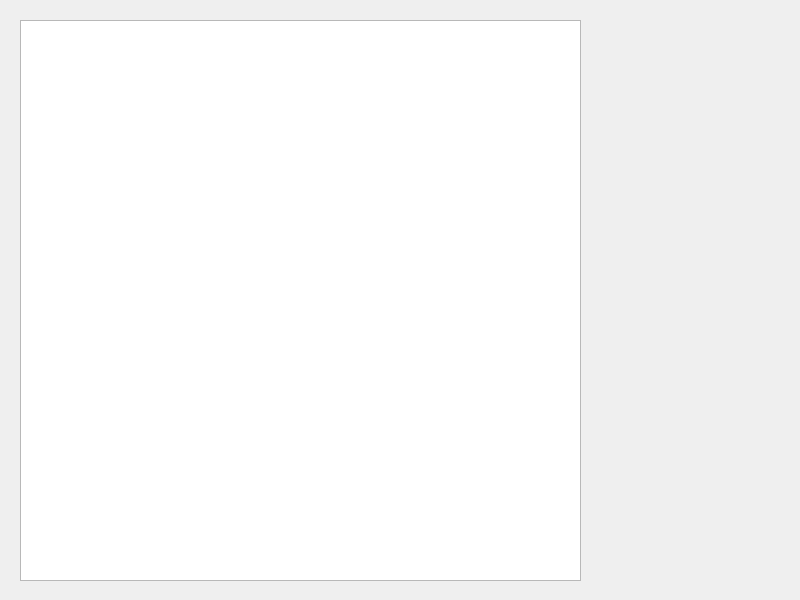
Qt form viewtable.ui (DanziLLL/visual_course) before a commit.
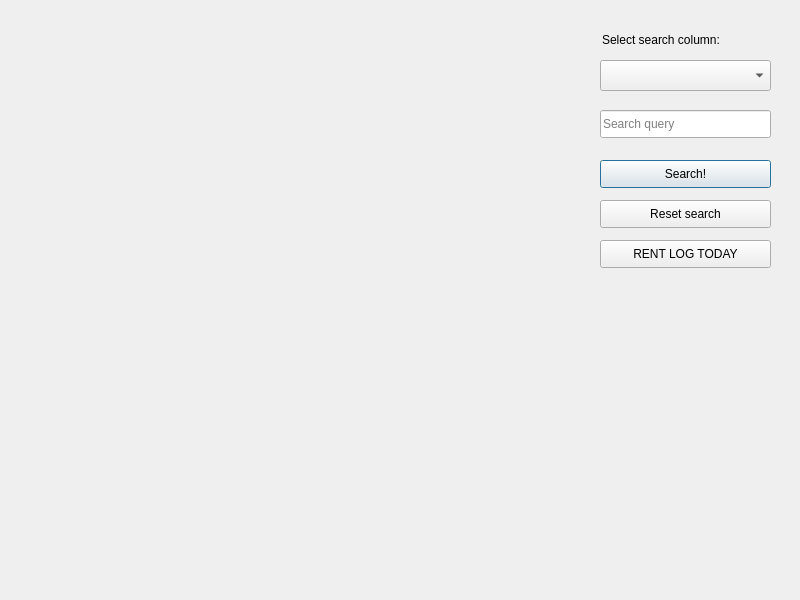
The same form after that commit.

What changed in the file:
```diff
--- a/viewtable.ui
+++ b/viewtable.ui
@@ -31,16 +31,81 @@
   <property name="windowTitle">
    <string>Dialog</string>
   </property>
-  <widget class="QTableView" name="tableView">
+  <widget class="QComboBox" name="searchFilters">
    <property name="geometry">
     <rect>
-     <x>20</x>
-     <y>20</y>
-     <width>561</width>
-     <height>561</height>
+     <x>600</x>
+     <y>60</y>
+     <width>171</width>
+     <height>31</height>
     </rect>
    </property>
   </widget>
+  <widget class="QLabel" name="label">
+   <property name="geometry">
+    <rect>
+     <x>602</x>
+     <y>30</y>
+     <width>171</width>
+     <height>20</height>
+    </rect>
+   </property>
+   <property name="text">
+    <string>Select search column: </string>
+   </property>
+  </widget>
+  <widget class="QLineEdit" name="searchQuery">
+   <property name="geometry">
+    <rect>
+     <x>600</x>
+     <y>110</y>
+     <width>171</width>
+     <height>28</height>
+    </rect>
+   </property>
+   <property name="placeholderText">
+    <string>Search query</string>
+   </property>
+  </widget>
+  <widget class="QPushButton" name="btn_Search">
+   <property name="geometry">
+    <rect>
+     <x>600</x>
+     <y>160</y>
+     <width>171</width>
+     <height>28</height>
+    </rect>
+   </property>
+   <property name="text">
+    <string>Search!</string>
+   </property>
+  </widget>
+  <widget class="QPushButton" name="btn_Reset">
+   <property name="geometry">
+    <rect>
+     <x>600</x>
+     <y>200</y>
+     <width>171</width>
+     <height>28</height>
+    </rect>
+   </property>
+   <property name="text">
+    <string>Reset search</string>
+   </property>
+  </widget>
+  <widget class="QPushButton" name="btn_adminLogToday">
+   <property name="geometry">
+    <rect>
+     <x>600</x>
+     <y>240</y>
+     <width>171</width>
+     <height>28</height>
+    </rect>
+   </property>
+   <property name="text">
+    <string>RENT LOG TODAY</string>
+   </property>
+  </widget>
  </widget>
  <resources/>
  <connections/>
```
